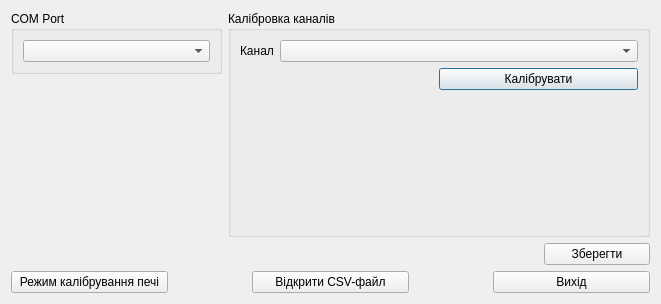
First picture: the form in dialogconfig.ui, repository k1981ua/GemobudPich, before the edit.
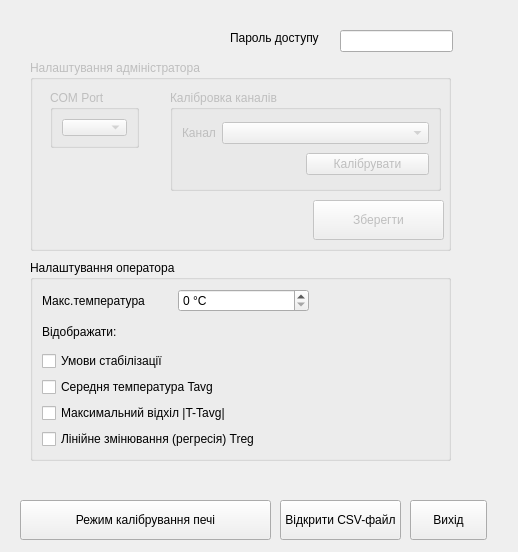
Second picture: the form after the edit. Icons and pictures are not drawn.

Commit message: interface and settings changes

```diff
--- a/dialogconfig.ui
+++ b/dialogconfig.ui
@@ -6,20 +6,60 @@
    <rect>
     <x>0</x>
     <y>0</y>
-    <width>661</width>
-    <height>304</height>
+    <width>518</width>
+    <height>552</height>
    </rect>
   </property>
   <property name="windowTitle">
    <string>Dialog</string>
   </property>
-  <layout class="QVBoxLayout" name="verticalLayout_3">
-   <item>
-    <layout class="QHBoxLayout" name="horizontalLayout_3" stretch="1,2">
-     <item>
-      <layout class="QVBoxLayout" name="verticalLayout_2">
-       <item>
+  <widget class="QGroupBox" name="groupBoxAdminSettings">
+   <property name="enabled">
+    <bool>false</bool>
+   </property>
+   <property name="geometry">
+    <rect>
+     <x>30</x>
+     <y>60</y>
+     <width>421</width>
+     <height>191</height>
+    </rect>
+   </property>
+   <property name="title">
+    <string>Налаштування адміністратора</string>
+   </property>
+   <widget class="QPushButton" name="buttonSaveConfig">
+    <property name="geometry">
+     <rect>
+      <x>283</x>
+      <y>140</y>
+      <width>131</width>
+      <height>40</height>
+     </rect>
+    </property>
+    <property name="text">
+     <string>Зберегти</string>
+    </property>
+    <property name="icon">
+     <iconset resource="res.qrc">
+      <normaloff>:/icons/Save.ico</normaloff>:/icons/Save.ico</iconset>
+    </property>
+    <property name="iconSize">
+     <size>
+      <width>32</width>
+      <height>32</height>
+     </size>
+    </property>
+   </widget>
         <widget class="QGroupBox" name="groupBoxComPort">
+    <property name="geometry">
+     <rect>
+      <x>20</x>
+      <y>30</y>
+      <width>89</width>
+      <height>58</height>
+     </rect>
+    </property>
          <property name="title">
           <string>COM Port</string>
          </property>
@@ -29,24 +69,15 @@
           </item>
          </layout>
         </widget>
-       </item>
-       <item>
-        <spacer name="verticalSpacer">
-         <property name="orientation">
-          <enum>Qt::Vertical</enum>
-         </property>
-         <property name="sizeHint" stdset="0">
-          <size>
-           <width>20</width>
-           <height>40</height>
-          </size>
-         </property>
-        </spacer>
-       </item>
-      </layout>
-     </item>
-     <item>
       <widget class="QGroupBox" name="groupBoxCalibr">
+    <property name="geometry">
+     <rect>
+      <x>140</x>
+      <y>30</y>
+      <width>271</width>
+      <height>101</height>
+     </rect>
+    </property>
        <property name="title">
         <string>Калібровка каналів</string>
        </property>
@@ -89,26 +120,87 @@
           </item>
          </layout>
         </item>
-        <item>
-         <spacer name="verticalSpacer_2">
-          <property name="orientation">
-           <enum>Qt::Vertical</enum>
-          </property>
-          <property name="sizeHint" stdset="0">
+    </layout>
+   </widget>
+  </widget>
+  <widget class="QPushButton" name="buttonCancelConfig">
+   <property name="geometry">
+    <rect>
+     <x>410</x>
+     <y>500</y>
+     <width>77</width>
+     <height>40</height>
+    </rect>
+   </property>
+   <property name="text">
+    <string>Вихід</string>
+   </property>
+   <property name="icon">
+    <iconset resource="res.qrc">
+     <normaloff>:/icons/exit.ico</normaloff>:/icons/exit.ico</iconset>
+   </property>
+   <property name="iconSize">
            <size>
-            <width>20</width>
+     <width>32</width>
+     <height>32</height>
+    </size>
+   </property>
+  </widget>
+  <widget class="QPushButton" name="buttonOpenCsvFile">
+   <property name="geometry">
+    <rect>
+     <x>280</x>
+     <y>500</y>
+     <width>121</width>
             <height>40</height>
-           </size>
-          </property>
-         </spacer>
-        </item>
-       </layout>
-      </widget>
-     </item>
-    </layout>
-   </item>
+    </rect>
+   </property>
+   <property name="text">
+    <string>Відкрити CSV-файл</string>
+   </property>
+   <property name="icon">
+    <iconset resource="res.qrc">
+     <normaloff>:/icons/icon_csv.ico</normaloff>:/icons/icon_csv.ico</iconset>
+   </property>
+   <property name="iconSize">
+    <size>
+     <width>32</width>
+     <height>32</height>
+    </size>
+   </property>
+  </widget>
+  <widget class="QGroupBox" name="groupBox_2">
+   <property name="geometry">
+    <rect>
+     <x>30</x>
+     <y>260</y>
+     <width>421</width>
+     <height>201</height>
+    </rect>
+   </property>
+   <property name="title">
+    <string>Налаштування оператора</string>
+   </property>
+   <layout class="QVBoxLayout" name="verticalLayout_2">
+    <item>
+     <layout class="QHBoxLayout" name="horizontalLayout_3" stretch="1,1,1">
+      <item>
+       <widget class="QLabel" name="label">
+        <property name="text">
+         <string>Макс.температура</string>
+        </property>
+       </widget>
+      </item>
    <item>
-    <layout class="QHBoxLayout" name="horizontalLayout_4" stretch="5,1">
+       <widget class="QSpinBox" name="spinBoxMaxTemperature">
+        <property name="suffix">
+         <string> °C</string>
+        </property>
+        <property name="maximum">
+         <number>1500</number>
+        </property>
+       </widget>
+      </item>
      <item>
       <spacer name="horizontalSpacer_2">
        <property name="orientation">
@@ -116,35 +208,60 @@
        </property>
        <property name="sizeHint" stdset="0">
         <size>
-         <width>338</width>
+          <width>40</width>
          <height>20</height>
         </size>
        </property>
       </spacer>
      </item>
+     </layout>
+    </item>
      <item>
-      <widget class="QPushButton" name="buttonSaveConfig">
+     <widget class="QLabel" name="label_2">
        <property name="text">
-        <string>Зберегти</string>
-       </property>
-       <property name="icon">
-        <iconset resource="res.qrc">
-         <normaloff>:/icons/Save.ico</normaloff>:/icons/Save.ico</iconset>
-       </property>
-       <property name="iconSize">
-        <size>
-         <width>32</width>
-         <height>32</height>
-        </size>
+       <string>Відображати:</string>
+      </property>
+     </widget>
+    </item>
+    <item>
+     <widget class="QCheckBox" name="checkBoxInterfaceStabConditions">
+      <property name="text">
+       <string>Умови стабілізації</string>
+      </property>
+     </widget>
+    </item>
+    <item>
+     <widget class="QCheckBox" name="checkBoxInterfaceTavg">
+      <property name="text">
+       <string>Середня температура Tavg</string>
        </property>
       </widget>
      </item>
-    </layout>
+    <item>
+     <widget class="QCheckBox" name="checkBoxInterfaceT_Tavg">
+      <property name="text">
+       <string>Максимальний відхіл |T-Tavg|</string>
+      </property>
+     </widget>
    </item>
    <item>
-    <layout class="QHBoxLayout" name="horizontalLayout_5" stretch="2,1,2,1,2">
-     <item>
+     <widget class="QCheckBox" name="checkBoxInterfaceTreg">
+      <property name="text">
+       <string>Лінійне змінювання (регресія) Treg</string>
+      </property>
+     </widget>
+    </item>
+   </layout>
+  </widget>
       <widget class="QPushButton" name="buttonCalibrMode">
+   <property name="geometry">
+    <rect>
+     <x>20</x>
+     <y>500</y>
+     <width>251</width>
+     <height>40</height>
+    </rect>
+   </property>
        <property name="text">
         <string>Режим калібрування печі</string>
        </property>
@@ -162,70 +279,35 @@
         <bool>true</bool>
        </property>
       </widget>
-     </item>
-     <item>
-      <spacer name="horizontalSpacer_3">
-       <property name="orientation">
-        <enum>Qt::Horizontal</enum>
-       </property>
-       <property name="sizeHint" stdset="0">
-        <size>
-         <width>40</width>
-         <height>20</height>
-        </size>
-       </property>
-      </spacer>
-     </item>
-     <item>
-      <widget class="QPushButton" name="buttonOpenCsvFile">
-       <property name="text">
-        <string>Відкрити CSV-файл</string>
-       </property>
-       <property name="icon">
-        <iconset resource="res.qrc">
-         <normaloff>:/icons/icon_csv.ico</normaloff>:/icons/icon_csv.ico</iconset>
-       </property>
-       <property name="iconSize">
-        <size>
-         <width>32</width>
-         <height>32</height>
-        </size>
-       </property>
-      </widget>
-     </item>
-     <item>
-      <spacer name="horizontalSpacer_4">
-       <property name="orientation">
-        <enum>Qt::Horizontal</enum>
-       </property>
-       <property name="sizeHint" stdset="0">
-        <size>
-         <width>40</width>
-         <height>20</height>
-        </size>
-       </property>
-      </spacer>
-     </item>
-     <item>
-      <widget class="QPushButton" name="buttonCancelConfig">
+  <widget class="QLineEdit" name="lineEditAdminPass">
+   <property name="enabled">
+    <bool>true</bool>
+   </property>
+   <property name="geometry">
+    <rect>
+     <x>340</x>
+     <y>30</y>
+     <width>113</width>
+     <height>22</height>
+    </rect>
+   </property>
+   <property name="echoMode">
+    <enum>QLineEdit::Password</enum>
+   </property>
+  </widget>
+  <widget class="QLabel" name="label_3">
+   <property name="geometry">
+    <rect>
+     <x>230</x>
+     <y>30</y>
+     <width>101</width>
+     <height>16</height>
+    </rect>
+   </property>
        <property name="text">
-        <string>Вихід</string>
-       </property>
-       <property name="icon">
-        <iconset resource="res.qrc">
-         <normaloff>:/icons/exit.ico</normaloff>:/icons/exit.ico</iconset>
-       </property>
-       <property name="iconSize">
-        <size>
-         <width>32</width>
-         <height>32</height>
-        </size>
-       </property>
-      </widget>
-     </item>
-    </layout>
-   </item>
-  </layout>
+    <string>Пароль доступу</string>
+   </property>
+  </widget>
  </widget>
  <resources>
   <include location="res.qrc"/>
```
Lines whose indentation alone changed are shown as unchanged. The commit also changes 7 other files.
